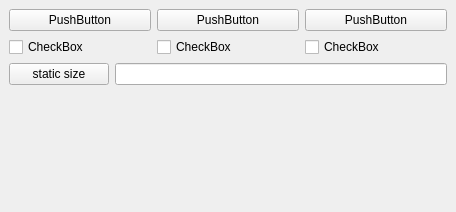
Above: HogeQ1/mainwindow.ui from kenHoribe/horiGit before the change. Below: the same form after it.
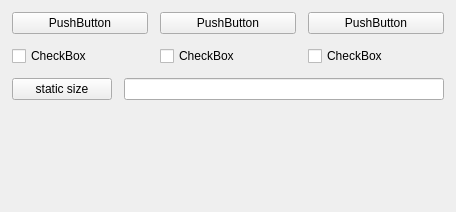
That is the form after the change.

Commit message: spacing from 9 to 12

```diff
--- a/HogeQ1/mainwindow.ui
+++ b/HogeQ1/mainwindow.ui
@@ -15,6 +15,21 @@
   </property>
   <widget class="QWidget" name="centralwidget">
    <layout class="QVBoxLayout" name="verticalLayout">
+    <property name="spacing">
+     <number>12</number>
+    </property>
+    <property name="leftMargin">
+     <number>12</number>
+    </property>
+    <property name="topMargin">
+     <number>12</number>
+    </property>
+    <property name="rightMargin">
+     <number>12</number>
+    </property>
+    <property name="bottomMargin">
+     <number>12</number>
+    </property>
     <item>
      <layout class="QHBoxLayout" name="horizontalLayout">
       <property name="topMargin">
```
